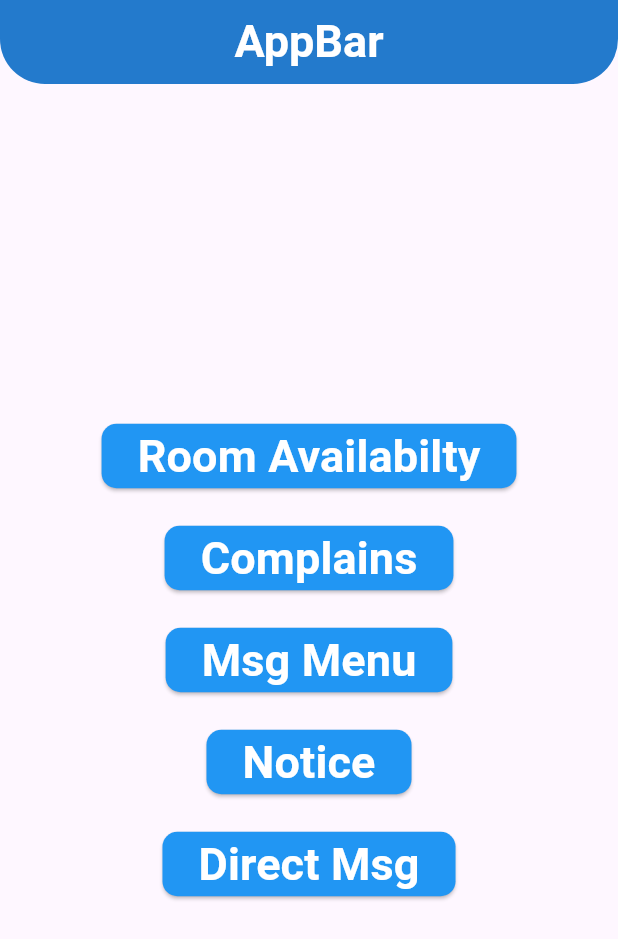
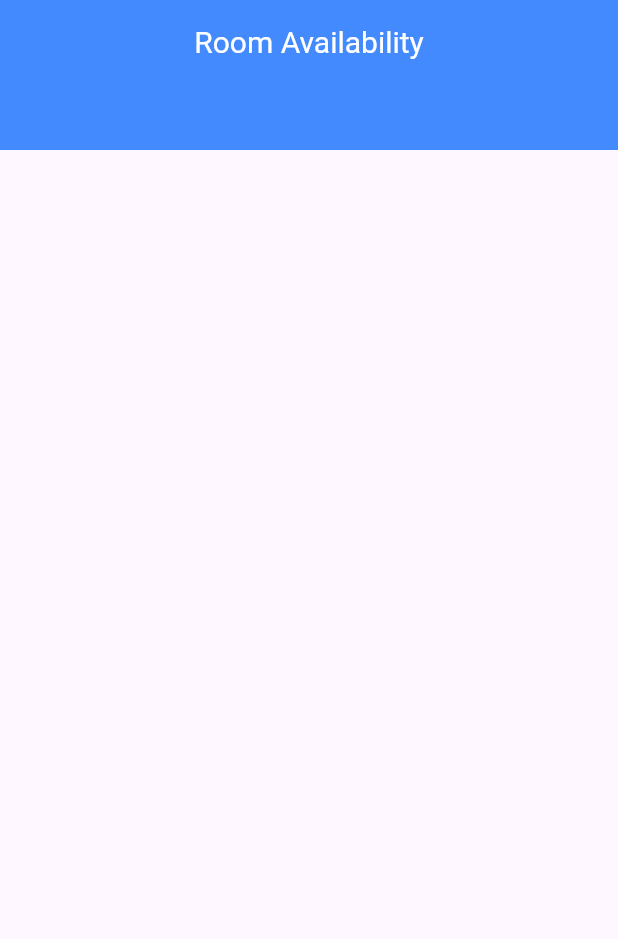
Before and after one commit to NaVindu0315/Hostel-Management-UI, a Flutter app: the screen it shows after launch, after a tap on "Complains", on a phone screen of 412 x 824 dp. Shown: the top 939 px of the screen. Run offline on Flutter 3.47's test engine with Material 3 defaults, Android fonts, the phone set to English and light mode, and no system bars; our stand-ins replace curved_navigation_bar; Roboto replaces fonts that are missing (RobotoMono).

Commit message:
complains

```diff
--- a/lib/Dashboard.dart
+++ b/lib/Dashboard.dart
@@ -1,5 +1,6 @@
 import 'package:flutter/material.dart';
 import 'package:hostel/rooms.dart';
+import 'package:hostel/screens/Complains.dart';
 
 class Dashboard extends StatelessWidget {
   const Dashboard({Key? key}) : super(key: key);
@@ -88,6 +89,10 @@ class _DashState extends State<Dash> {
                 ),
               ),
               onPressed: () {
+                Navigator.push(
+                  context,
+                  MaterialPageRoute(builder: (context) => Complains()),
+                );
                 // button press action
               },
               child: Text(
--- /dev/null
+++ b/lib/screens/Complains.dart
@@ -0,0 +1,42 @@
+import 'package:flutter/material.dart';
+
+class Complains extends StatelessWidget {
+  const Complains({Key? key}) : super(key: key);
+
+  @override
+  Widget build(BuildContext context) {
+    return MaterialApp(
+      home: Complainss(),
+    );
+  }
+}
+
+class Complainss extends StatefulWidget {
+  const Complainss({Key? key}) : super(key: key);
+
+  @override
+  State<Complainss> createState() => _ComplainssState();
+}
+
+class _ComplainssState extends State<Complainss> {
+  @override
+  Widget build(BuildContext context) {
+    return Scaffold(
+      appBar: PreferredSize(
+        preferredSize: Size.fromHeight(100.0), // Set the height of the AppBar
+        child: AppBar(
+          backgroundColor: Colors.blueAccent,
+          centerTitle: true,
+          title: Text(
+            'Room Availability',
+            style: TextStyle(
+              fontFamily: 'RobotoMono',
+              fontSize: 20,
+              color: Colors.white,
+            ),
+          ),
+        ),
+      ),
+    );
+  }
+}
```
Also changed, not shown: lib/screens/Directmsg.dart (added), lib/screens/Msg_Menu.dart (added), lib/screens/Notice.dart (added).
